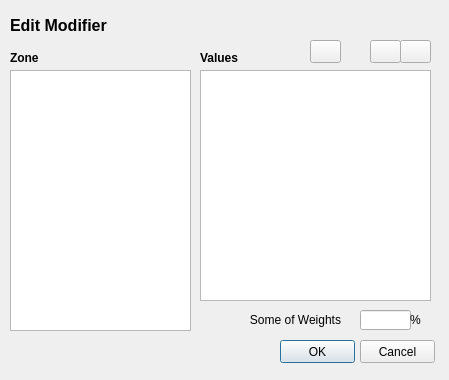
gem/sidd, file qt/dlg_mod_input.ui: the form before one commit.
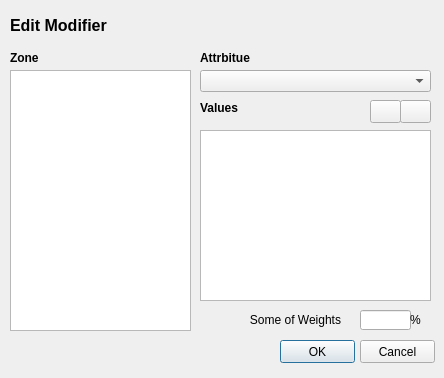
The form after the commit. Icons and pictures are not drawn.

Commit message:
updates - new processing option allowing generating exposure from three methods   - monte-carlo, fraction, fraction rounded - run fragmentation and building count analysis on result and display report   on preview screen - export shapefile separates geometry and attributes - export exposure to CSV file - export Mapping Scheme leaves as CSV files - multiple bug fixes
test updates
- datasets to match test cases
- update code in test cases

```diff
--- a/qt/dlg_mod_input.ui
+++ b/qt/dlg_mod_input.ui
@@ -6,8 +6,8 @@
    <rect>
     <x>0</x>
     <y>0</y>
-    <width>449</width>
-    <height>380</height>
+    <width>444</width>
+    <height>378</height>
    </rect>
   </property>
   <property name="windowTitle">
@@ -36,8 +36,8 @@
    <property name="geometry">
     <rect>
      <x>200</x>
-     <y>50</y>
-     <width>201</width>
+     <y>100</y>
+     <width>111</width>
      <height>16</height>
     </rect>
    </property>
@@ -55,9 +55,9 @@
    <property name="geometry">
     <rect>
      <x>200</x>
-     <y>70</y>
+     <y>130</y>
      <width>231</width>
-     <height>231</height>
+     <height>171</height>
     </rect>
    </property>
    <property name="verticalScrollBarPolicy">
@@ -172,7 +172,7 @@
    <property name="geometry">
     <rect>
      <x>310</x>
-     <y>40</y>
+     <y>100</y>
      <width>121</width>
      <height>31</height>
     </rect>
@@ -211,23 +211,35 @@
       <normaloff>:/imgs/icons/minus.png</normaloff>:/imgs/icons/minus.png</iconset>
     </property>
    </widget>
-   <widget class="QPushButton" name="btn_mod_build">
-    <property name="geometry">
-     <rect>
-      <x>0</x>
-      <y>0</y>
-      <width>31</width>
-      <height>23</height>
-     </rect>
-    </property>
-    <property name="text">
-     <string/>
-    </property>
-    <property name="icon">
-     <iconset resource="resources/SIDDResource.qrc">
-      <normaloff>:/imgs/icons/cog.png</normaloff>:/imgs/icons/cog.png</iconset>
-    </property>
-   </widget>
+  </widget>
+  <widget class="QComboBox" name="cb_attributes">
+   <property name="geometry">
+    <rect>
+     <x>200</x>
+     <y>70</y>
+     <width>231</width>
+     <height>22</height>
+    </rect>
+   </property>
+  </widget>
+  <widget class="QLabel" name="lb_attribute">
+   <property name="geometry">
+    <rect>
+     <x>200</x>
+     <y>50</y>
+     <width>111</width>
+     <height>16</height>
+    </rect>
+   </property>
+   <property name="font">
+    <font>
+     <weight>75</weight>
+     <bold>true</bold>
+    </font>
+   </property>
+   <property name="text">
+    <string>Attrbitue</string>
+   </property>
   </widget>
  </widget>
  <resources>
```
The commit also changes 94 other files.
